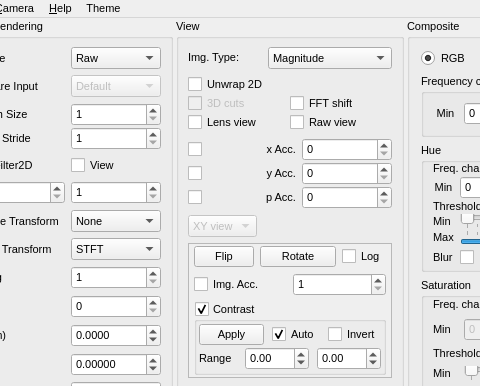
First picture: the form in Holovibes/mainwindow.ui, repository DigitalHolography/Holovibes, before the edit; both pictures show x 86 to 566 and y 0 to 386 of the 1210 by 796 pixel window.
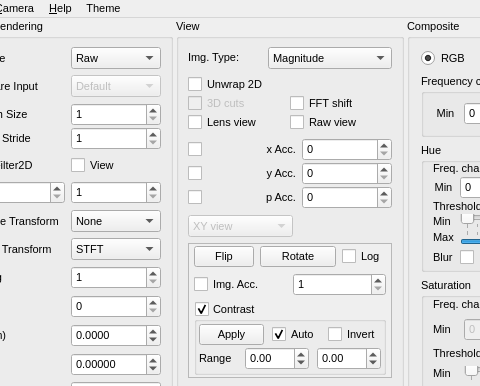
Second picture: the form after the edit. Custom widgets are drawn as their Qt base class.

Commit message: Add filter2d view to window selection box

```diff
--- a/Holovibes/mainwindow.ui
+++ b/Holovibes/mainwindow.ui
@@ -1228,7 +1228,7 @@
            </property>
            <property name="minimumSize">
             <size>
-             <width>0</width>
+             <width>105</width>
              <height>0</height>
             </size>
            </property>
```
Left out of the diff: 5 changed lines with no effect on the pictures. The commit also changes 1 other file.
